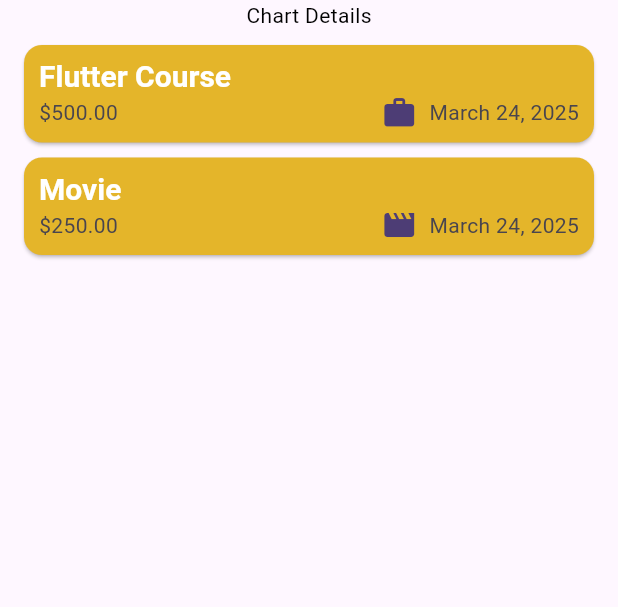
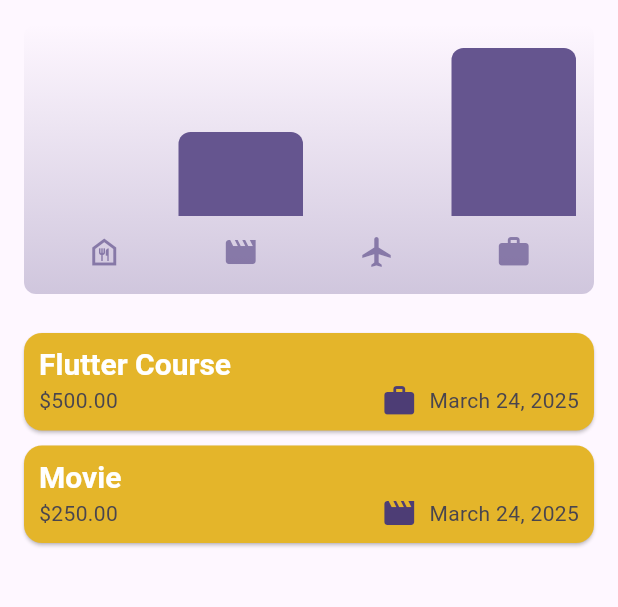
Before and after one commit to S-at-yam/Expense-Tracker, a Flutter app: the screen it shows after launch, on a phone screen of 412 x 824 dp, the part 84-691 px from its top. Run offline on Flutter 3.47's test engine with Material 3 defaults, Android fonts, the phone set to English and light mode, and no system bars.

Commit message:
added chart bar

```diff
--- a/lib/main.dart
+++ b/lib/main.dart
@@ -75,7 +75,7 @@ void main() {
           color: kColorScheme.onPrimaryContainer,
         ),
       ),
-      themeMode: ThemeMode.system,
+      // themeMode: ThemeMode.system,
     ),
   );
 }
--- a/lib/model/expense.dart
+++ b/lib/model/expense.dart
@@ -32,3 +32,21 @@ class Expense {
     return formatter.format(date);
   }
 }
+
+class ExpenseBucket {
+  const ExpenseBucket({required this.category, required this.expenseList});
+
+  ExpenseBucket.forCategory(List<Expense> allExpenses, this.category)
+    : expenseList =
+          allExpenses.where((expense) => expense.category == category).toList();
+  final Category category;
+  final List<Expense> expenseList;
+
+  double get totalExpenses {
+    double sum = 0;
+    for (final expense in expenseList) {
+      sum += expense.amount;
+    }
+    return sum;
+  }
+}
--- /dev/null
+++ b/lib/widgets/chart/chart.dart
@@ -0,0 +1,94 @@
+import 'package:flutter/material.dart';
+
+import 'package:expense_tracker/widgets/chart/chart_bar.dart';
+import 'package:expense_tracker/model/expense.dart';
+
+class Chart extends StatelessWidget {
+  const Chart({super.key, required this.expenses});
+
+  final List<Expense> expenses;
+
+  List<ExpenseBucket> get buckets {
+    return [
+      ExpenseBucket.forCategory(expenses, Category.food),
+      ExpenseBucket.forCategory(expenses, Category.leisure),
+      ExpenseBucket.forCategory(expenses, Category.travel),
+      ExpenseBucket.forCategory(expenses, Category.work),
+    ];
+  }
+
+  double get maxTotalExpense {
+    double maxTotalExpense = 0;
+
+    for (final bucket in buckets) {
+      if (bucket.totalExpenses > maxTotalExpense) {
+        maxTotalExpense = bucket.totalExpenses;
+      }
+    }
+
+    return maxTotalExpense;
+  }
+
+  @override
+  Widget build(BuildContext context) {
+    final isDarkMode =
+        MediaQuery.of(context).platformBrightness == Brightness.dark;
+    return Container(
+      margin: const EdgeInsets.all(16),
+      padding: const EdgeInsets.symmetric(vertical: 16, horizontal: 8),
+      width: double.infinity,
+      height: 180,
+      decoration: BoxDecoration(
+        borderRadius: BorderRadius.circular(8),
+        gradient: LinearGradient(
+          colors: [
+            Theme.of(context).colorScheme.primary.withOpacity(0.3),
+            Theme.of(context).colorScheme.primary.withOpacity(0.0),
+          ],
+          begin: Alignment.bottomCenter,
+          end: Alignment.topCenter,
+        ),
+      ),
+      child: Column(
+        children: [
+          Expanded(
+            child: Row(
+              crossAxisAlignment: CrossAxisAlignment.end,
+              children: [
+                for (final bucket in buckets) // alternative to map()
+                  ChartBar(
+                    fill:
+                        bucket.totalExpenses == 0
+                            ? 0
+                            : bucket.totalExpenses / maxTotalExpense,
+                  ),
+              ],
+            ),
+          ),
+          const SizedBox(height: 12),
+          Row(
+            children:
+                buckets
+                    .map(
+                      (bucket) => Expanded(
+                        child: Padding(
+                          padding: const EdgeInsets.symmetric(horizontal: 4),
+                          child: Icon(
+                            categoryIcons[bucket.category],
+                            color:
+                                isDarkMode
+                                    ? Theme.of(context).colorScheme.secondary
+                                    : Theme.of(
+                                      context,
+                                    ).colorScheme.primary.withOpacity(0.7),
+                          ),
+                        ),
+                      ),
+                    )
+                    .toList(),
+          ),
+        ],
+      ),
+    );
+  }
+}
--- /dev/null
+++ b/lib/widgets/chart/chart_bar.dart
@@ -0,0 +1,37 @@
+import 'dart:ui';
+
+import 'package:flutter/material.dart';
+
+class ChartBar extends StatelessWidget {
+  const ChartBar({super.key, required this.fill});
+
+  final double fill;
+
+  @override
+  Widget build(BuildContext context) {
+    final isDarkMode =
+        MediaQuery.of(context).platformBrightness == Brightness.dark;
+    return Expanded(
+      child: Padding(
+        padding: const EdgeInsets.symmetric(horizontal: 4),
+        child: FractionallySizedBox(
+          heightFactor: fill,
+          child: DecoratedBox(
+            decoration: BoxDecoration(
+              shape: BoxShape.rectangle,
+              borderRadius: const BorderRadius.vertical(
+                top: Radius.circular(8),
+              ),
+              color:
+                  isDarkMode
+                      ? Theme.of(context).colorScheme.secondary
+                      : Theme.of(context).colorScheme.primary.withValues(
+                        colorSpace: ColorSpace.sRGB,
+                      ),
+            ),
+          ),
+        ),
+      ),
+    );
+  }
+}
--- a/lib/widgets/expenses.dart
+++ b/lib/widgets/expenses.dart
@@ -1,3 +1,4 @@
+import 'package:expense_tracker/widgets/chart/chart.dart';
 import 'package:expense_tracker/widgets/expenses_list/expense_list.dart';
 import 'package:expense_tracker/widgets/new_expense.dart';
 import 'package:flutter/material.dart';
@@ -90,9 +91,8 @@ class _ExpensesState extends State<Expenses> {
       ),
       body: Column(
         children: [
-          Text('Chart Details', style: TextStyle(color: Colors.black)),
+          Chart(expenses: _registeredExpenses),
           const SizedBox(height: 5),
-
           Expanded(child: mainContent),
         ],
       ),
```
